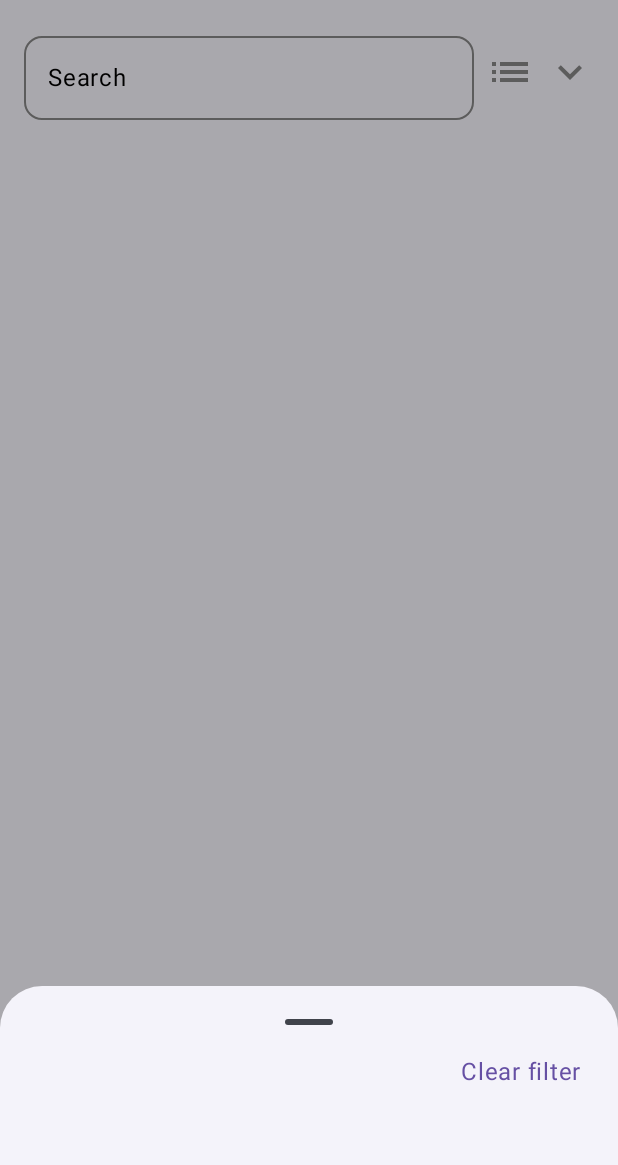
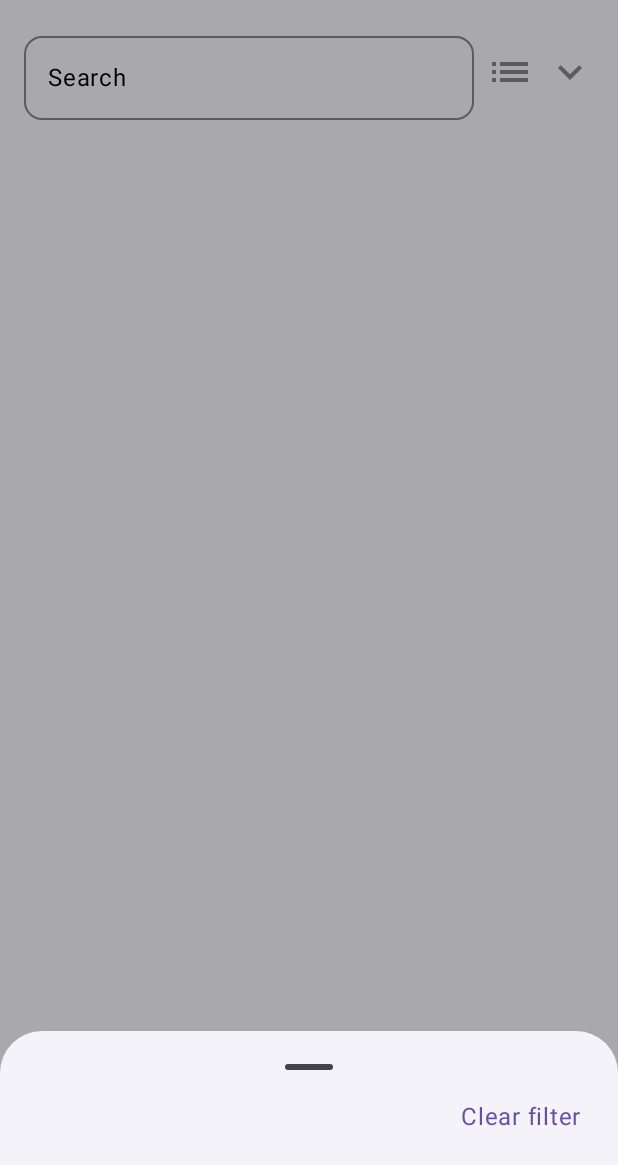
Before and after one commit to Jithin-Jude/DukaanDost, an Android app built with Jetpack Compose: the screen it shows after launch (MainActivity), after a tap on "Filter", on a phone screen of 412 x 824 dp. Shown: the top 1165 px of the screen. Run offline under Robolectric (Android 15) with nearby library versions, the phone set to English and light mode, and no system bars; our stand-ins replace Dagger/Hilt's generated code, window size class; pictures from the network do not load.

Commit message:
padding fix

```diff
--- a/app/src/main/java/dev/artium/dukaandost/ui/feature/HomeScreenView.kt
+++ b/app/src/main/java/dev/artium/dukaandost/ui/feature/HomeScreenView.kt
@@ -31,6 +31,7 @@ import androidx.compose.material3.Scaffold
 import androidx.compose.material3.Text
 import androidx.compose.material3.rememberModalBottomSheetState
 import androidx.compose.runtime.Composable
+import androidx.compose.runtime.LaunchedEffect
 import androidx.compose.runtime.getValue
 import androidx.compose.runtime.mutableStateOf
 import androidx.compose.runtime.remember
@@ -132,6 +133,9 @@ fun FilterOptionBottomSheet(
     onDismiss: () -> Unit
 ) {
     val modalBottomSheetState = rememberModalBottomSheetState()
+    LaunchedEffect(Unit) {
+        modalBottomSheetState.expand()
+    }
     val filtersToShow = mutableListOf<String>()
     filtersToShow.addAll(listOfCategories)
 
@@ -142,7 +146,7 @@ fun FilterOptionBottomSheet(
         sheetState = modalBottomSheetState,
         dragHandle = { BottomSheetDefaults.DragHandle() },
     ) {
-        LazyColumn(Modifier.padding(bottom = 100.dp, start = 24.dp, end = 24.dp)) {
+        LazyColumn(Modifier.padding(bottom = 70.dp, start = 24.dp, end = 24.dp)) {
             items(filtersToShow) { filter ->
                 FilterOptionItem(
                     filter,
@@ -181,13 +185,15 @@ fun SortOptionBottomSheet(
 ) {
     val modalBottomSheetState = rememberModalBottomSheetState()
     val filtersToShow = listOf(SORT_RATING, SORT_PRICE_LOW_TO_HIGH, SORT_PRICE_HIGH_TO_HIGH)
-
+    LaunchedEffect(Unit) {
+        modalBottomSheetState.expand()
+    }
     ModalBottomSheet(
         onDismissRequest = { onDismiss() },
         sheetState = modalBottomSheetState,
         dragHandle = { BottomSheetDefaults.DragHandle() },
     ) {
-        LazyColumn(Modifier.padding(bottom = 100.dp, start = 24.dp, end = 24.dp)) {
+        LazyColumn(Modifier.padding(bottom = 70.dp, start = 24.dp, end = 24.dp)) {
             items(filtersToShow) { filter ->
                 SortOptionItem(filter, onSelectOption = onSelectOption)
             }
```
